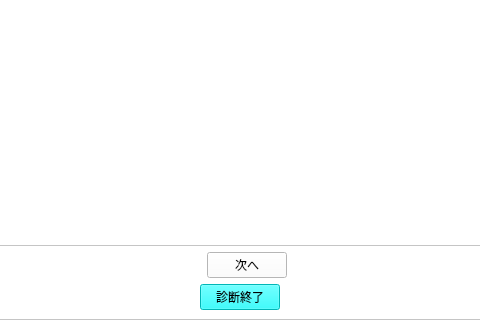
Above: design/enaviEntry.ui from kokimame/e-navi before the change; both pictures show x 122 to 602 and y 590 to 910 of the 724 by 910 pixel window. Below: the same form after it.
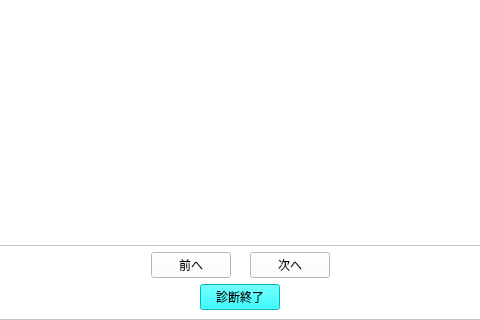
That is the form after the change. Icons and pictures are not drawn.

```diff
--- a/design/enaviEntry.ui
+++ b/design/enaviEntry.ui
@@ -68,6 +68,13 @@
            </property>
           </spacer>
          </item>
+         <item>
+          <widget class="QPushButton" name="backBtn">
+           <property name="text">
+            <string>前へ</string>
+           </property>
+          </widget>
+         </item>
          <item>
           <widget class="QLabel" name="label_3">
            <property name="text">
```
Left out of the diff: 2 changed lines with no effect on the pictures.
